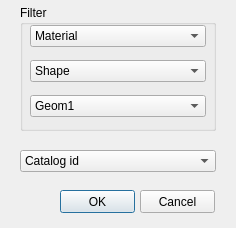
Old version of the form ui/ud_catalog.ui in the repository Giswater/giswater_qgis_plugin.
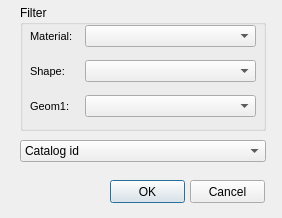
New version of the form.

Patch:
```diff
--- a/ui/ud_catalog.ui
+++ b/ui/ud_catalog.ui
@@ -6,8 +6,8 @@
    <rect>
     <x>0</x>
     <y>0</y>
-    <width>236</width>
-    <height>228</height>
+    <width>282</width>
+    <height>218</height>
    </rect>
   </property>
   <property name="windowTitle">
@@ -16,8 +16,8 @@
   <widget class="QPushButton" name="pushButton">
    <property name="geometry">
     <rect>
-     <x>60</x>
-     <y>190</y>
+     <x>110</x>
+     <y>180</y>
      <width>75</width>
      <height>23</height>
     </rect>
@@ -29,8 +29,8 @@
   <widget class="QPushButton" name="pushButton_2">
    <property name="geometry">
     <rect>
-     <x>140</x>
-     <y>190</y>
+     <x>190</x>
+     <y>180</y>
      <width>75</width>
      <height>23</height>
     </rect>
@@ -43,8 +43,8 @@
    <property name="geometry">
     <rect>
      <x>20</x>
-     <y>150</y>
-     <width>196</width>
+     <y>140</y>
+     <width>246</width>
      <height>22</height>
     </rect>
    </property>
@@ -59,7 +59,7 @@
     <rect>
      <x>20</x>
      <y>5</y>
-     <width>196</width>
+     <width>246</width>
      <height>126</height>
     </rect>
    </property>
@@ -69,47 +69,113 @@
    <widget class="QComboBox" name="geom1">
     <property name="geometry">
      <rect>
-      <x>10</x>
+      <x>65</x>
       <y>90</y>
-      <width>176</width>
+      <width>171</width>
       <height>22</height>
      </rect>
     </property>
-    <item>
-     <property name="text">
-      <string>Geom1</string>
-     </property>
-    </item>
    </widget>
    <widget class="QComboBox" name="matcat_id">
     <property name="geometry">
      <rect>
-      <x>10</x>
+      <x>65</x>
       <y>20</y>
-      <width>176</width>
+      <width>171</width>
       <height>22</height>
      </rect>
     </property>
-    <item>
-     <property name="text">
-      <string>Material</string>
-     </property>
-    </item>
    </widget>
    <widget class="QComboBox" name="shape">
     <property name="geometry">
      <rect>
+      <x>65</x>
+      <y>55</y>
+      <width>171</width>
+      <height>22</height>
+     </rect>
+    </property>
+   </widget>
+   <widget class="QLabel" name="label_matcat_id">
+    <property name="geometry">
+     <rect>
       <x>10</x>
+      <y>20</y>
+      <width>46</width>
+      <height>22</height>
+     </rect>
+    </property>
+    <property name="font">
+     <font>
+      <pointsize>8</pointsize>
+     </font>
+    </property>
+    <property name="frameShape">
+     <enum>QFrame::NoFrame</enum>
+    </property>
+    <property name="frameShadow">
+     <enum>QFrame::Plain</enum>
+    </property>
+    <property name="text">
+     <string>Material:</string>
+    </property>
+    <property name="margin">
+     <number>3</number>
+    </property>
+   </widget>
+   <widget class="QLabel" name="label_shape">
+    <property name="geometry">
+     <rect>
+      <x>10</x>
       <y>55</y>
-      <width>176</width>
+      <width>46</width>
       <height>22</height>
      </rect>
     </property>
-    <item>
-     <property name="text">
-      <string>Shape</string>
-     </property>
-    </item>
+    <property name="font">
+     <font>
+      <pointsize>8</pointsize>
+     </font>
+    </property>
+    <property name="frameShape">
+     <enum>QFrame::NoFrame</enum>
+    </property>
+    <property name="frameShadow">
+     <enum>QFrame::Plain</enum>
+    </property>
+    <property name="text">
+     <string>Shape:</string>
+    </property>
+    <property name="margin">
+     <number>3</number>
+    </property>
+   </widget>
+   <widget class="QLabel" name="label_geom1">
+    <property name="geometry">
+     <rect>
+      <x>10</x>
+      <y>90</y>
+      <width>46</width>
+      <height>22</height>
+     </rect>
+    </property>
+    <property name="font">
+     <font>
+      <pointsize>8</pointsize>
+     </font>
+    </property>
+    <property name="frameShape">
+     <enum>QFrame::NoFrame</enum>
+    </property>
+    <property name="frameShadow">
+     <enum>QFrame::Plain</enum>
+    </property>
+    <property name="text">
+     <string>Geom1:</string>
+    </property>
+    <property name="margin">
+     <number>3</number>
+    </property>
    </widget>
   </widget>
  </widget>
```
